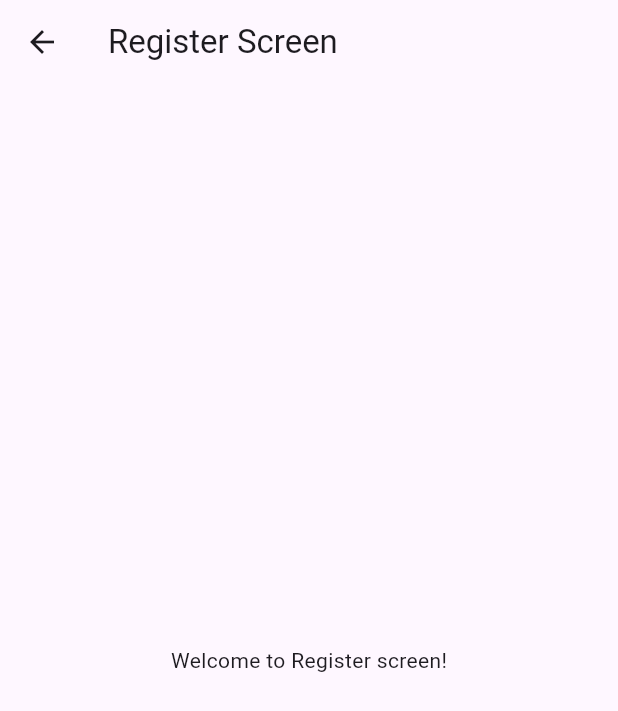
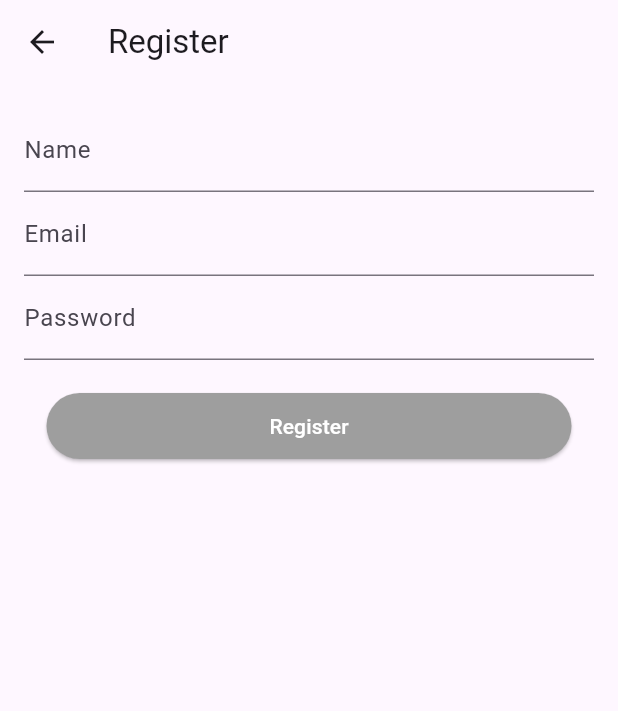
Before and after one commit to bellakhalrania/Projet-flutter-_expressjs_sqflite, a Flutter app: the RegisterScreen screen opened directly, on a phone screen of 412 x 824 dp. Shown: the top 711 px of the screen. Run offline on Flutter 3.47's test engine with Material 3 defaults, Android fonts, the phone set to English and light mode, and no system bars; our stand-ins replace cached_network_image, flutter_secure_storage, image_picker; accounts and stored records are empty.

Commit message:
add registeration

```diff
--- a/frontend_flutter/lib/Services/user_service.dart
+++ b/frontend_flutter/lib/Services/user_service.dart
@@ -38,4 +38,9 @@ class AuthService {
   Future<void> logout() async {
     await _storage.deleteAll(); // Supprime le token et le rôle
   }
+
+
+
+
+
 }
--- a/frontend_flutter/lib/registerpage.dart
+++ b/frontend_flutter/lib/registerpage.dart
@@ -1,14 +1,96 @@
-import 'package:flutter/cupertino.dart';
 import 'package:flutter/material.dart';
+import 'package:frontend_flutter/user/userhome.dart';
+import 'package:http/http.dart' as http;
+import 'dart:convert';
 
-class RegisterScreen extends StatelessWidget {
-  const RegisterScreen({Key? key}) : super(key: key);
+class RegisterScreen extends StatefulWidget {
+  @override
+  _RegisterScreenState createState() => _RegisterScreenState();
+}
+
+class _RegisterScreenState extends State<RegisterScreen> {
+  final _nameController = TextEditingController();
+  final _emailController = TextEditingController();
+  final _passwordController = TextEditingController();
+  String _role = 'user';
+
+  // Fonction pour envoyer la requête d'enregistrement
+  Future<void> registerUser() async {
+    final url = 'http://192.168.1.16:3000/api/users/register'; // Remplacez par l'URL de votre API
+    final response = await http.post(
+      Uri.parse(url),
+      headers: {'Content-Type': 'application/json'},
+      body: json.encode({
+        'name': _nameController.text,
+        'email': _emailController.text,
+        'password': _passwordController.text,
+        'role': _role,
+      }),
+    );
+
+    if (response.statusCode == 201) {
+      // Si l'utilisateur est créé avec succès
+      final responseData = json.decode(response.body);
+      ScaffoldMessenger.of(context).showSnackBar(SnackBar(
+        content: Text(responseData['message']),
+      ));
+      Navigator.pushReplacement(
+        context,
+        MaterialPageRoute(builder: (context) => UserScreen()),
+      );
+    } else {
+      // Si une erreur survient
+      final responseData = json.decode(response.body);
+      ScaffoldMessenger.of(context).showSnackBar(SnackBar(
+        content: Text(responseData['error']),
+      ));
+    }
+  }
 
   @override
   Widget build(BuildContext context) {
     return Scaffold(
-      appBar: AppBar(title: Text("Register Screen")),
-      body: Center(child: Text("Welcome to Register screen!")),
+      appBar: AppBar(
+        title: Text('Register'),
+      ),
+      body: Padding(
+        padding: const EdgeInsets.all(16.0),
+        child: Column(
+          children: [
+            TextField(
+              controller: _nameController,
+              decoration: InputDecoration(labelText: 'Name'),
+            ),
+            TextField(
+              controller: _emailController,
+              decoration: InputDecoration(labelText: 'Email'),
+              keyboardType: TextInputType.emailAddress,
+            ),
+            TextField(
+              controller: _passwordController,
+              decoration: InputDecoration(labelText: 'Password'),
+              obscureText: true,
+            ),
+            SizedBox(height: 20),
+            Container(
+              width: 350,
+              child: ElevatedButton(
+                onPressed: registerUser,
+                style: ElevatedButton.styleFrom(
+                  foregroundColor: Colors.white, // Change la couleur du texte du bouton
+                  backgroundColor: Colors.grey, // Change la couleur du fond du bouton
+                  padding: EdgeInsets.symmetric(vertical: 12.0, horizontal: 20.0), // Ajuste le padding du bouton
+                ),
+                child: Text('Register'),
+
+              ),
+            )
+
+
+
+          ],
+        ),
+      ),
     );
   }
 }
```
Also changed, not shown: 1 other file.
